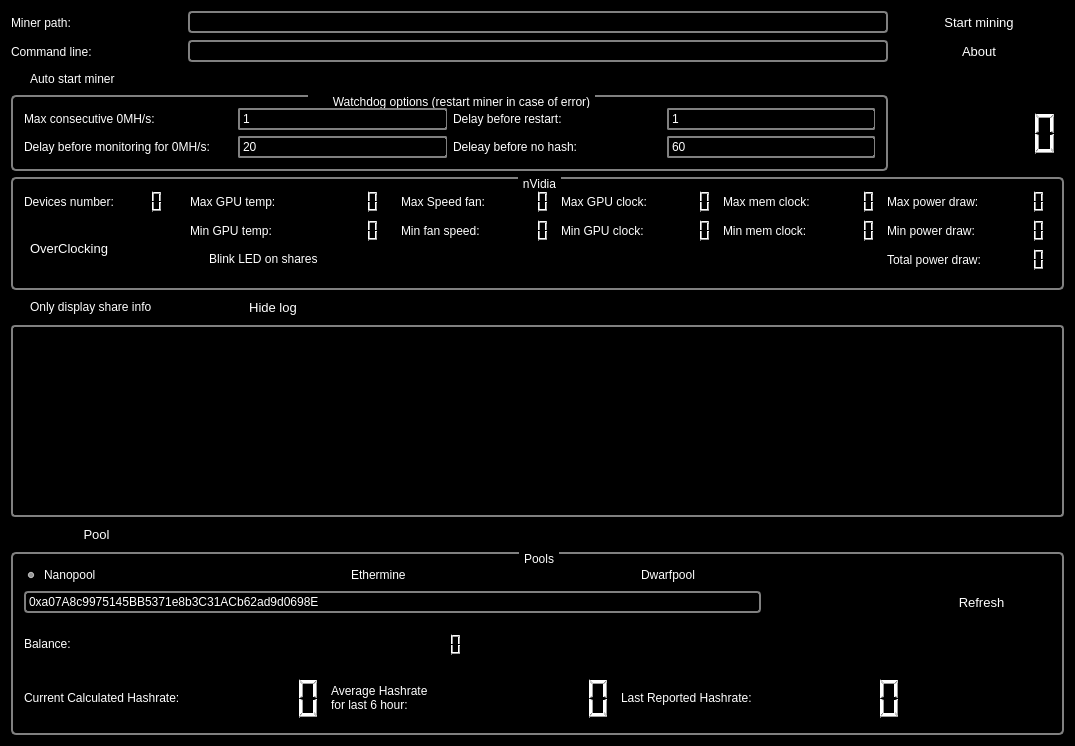
Old version of the form mainwindow.ui in the repository orkblutt/MinerLamp.
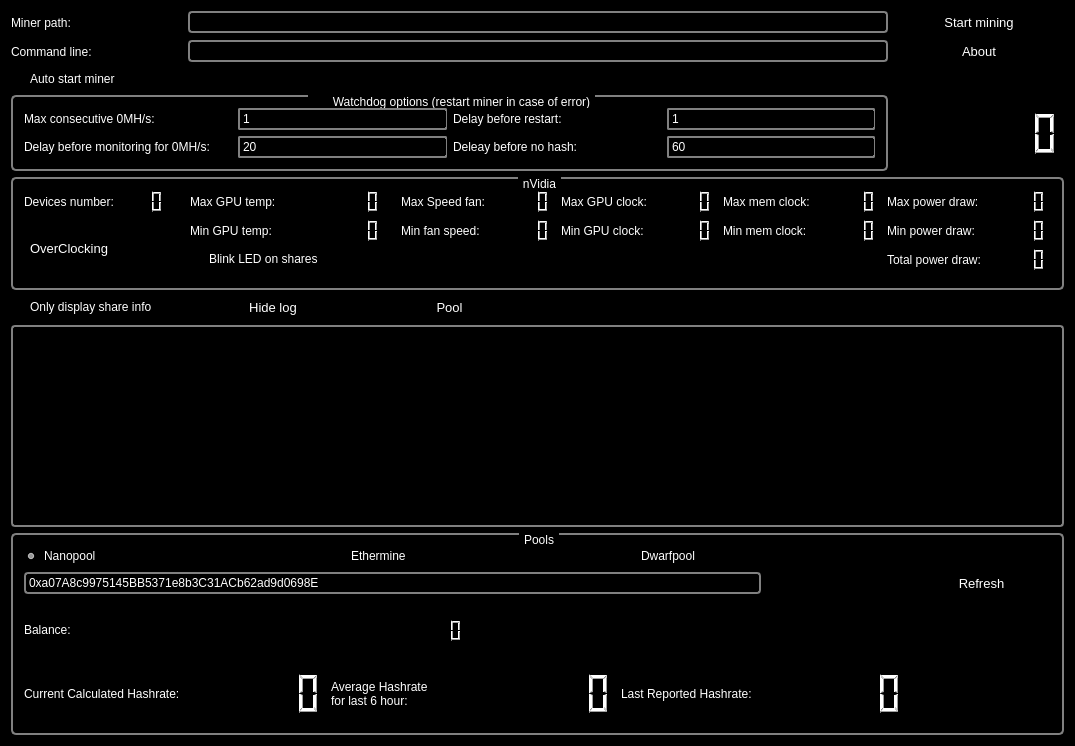
New version of the form. Icons and pictures are not drawn.

```diff
--- a/mainwindow.ui
+++ b/mainwindow.ui
@@ -31,6 +31,21 @@
 
  }
 
+QSlider::groove:horizontal {
+    border: 1px solid #999999;
+    height: 8px; /* the groove expands to the size of the slider by default. by giving it a height, it has a fixed size */
+    background: qlineargradient(x1:0, y1:0, x2:0, y2:1, stop:0 #B1B1B1, stop:1 #c4c4c4);
+    margin: 2px 0;
+}
+
+QSlider::handle:horizontal {
+    background: qlineargradient(x1:0, y1:0, x2:1, y2:1, stop:0 #00b400, stop:1 #8f8f8f);
+    border: 1px solid #5c5c5c;
+    width: 18px;
+    margin: -2px 0; /* handle is placed by default on the contents rect of the groove. Expand outside the groove */
+    border-radius: 3px;
+}
+
 QLabel
 {
   background-color: black;
@@ -283,19 +298,6 @@
       </property>
      </widget>
     </item>
-    <item row="11" column="0">
-     <widget class="QPushButton" name="pushButtonPool">
-      <property name="enabled">
-       <bool>true</bool>
-      </property>
-      <property name="text">
-       <string>Pool</string>
-      </property>
-      <property name="checkable">
-       <bool>true</bool>
-      </property>
-     </widget>
-    </item>
     <item row="8" column="0" colspan="6">
      <widget class="QGroupBox" name="groupBoxNvidia">
       <property name="sizePolicy">
@@ -682,6 +684,19 @@
       </property>
      </widget>
     </item>
+    <item row="9" column="2">
+     <widget class="QPushButton" name="pushButtonPool">
+      <property name="enabled">
+       <bool>true</bool>
+      </property>
+      <property name="text">
+       <string>Pool</string>
+      </property>
+      <property name="checkable">
+       <bool>true</bool>
+      </property>
+     </widget>
+    </item>
    </layout>
   </widget>
  </widget>
```
